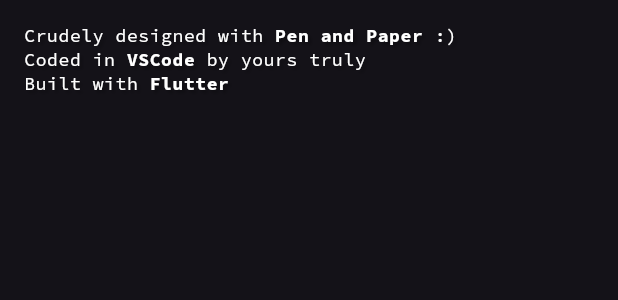
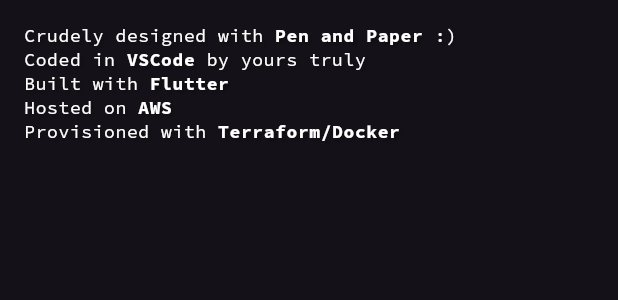
Before and after one commit to Nevelin-W/portfolio, a Flutter app: the FooterSection widget shown alone on an empty page, opened directly, on a phone screen of 412 x 824 dp. Shown: the top 300 px of the screen. Run offline on Flutter 3.47's test engine with Material 3 defaults, Android fonts, the phone set to English and light mode, and no system bars; our stand-ins replace animated_text_kit, font_awesome_flutter, google_fonts; missing offline and left inert: dart:html.

Commit message:
footer update project item update

```diff
--- a/myportfolio/lib/main_page/scroll_column/footer_section/footer_section.dart
+++ b/myportfolio/lib/main_page/scroll_column/footer_section/footer_section.dart
@@ -74,7 +74,57 @@ class FooterSection extends StatelessWidget {
               ),
             ),
             TextSpan(
-              text: "Flutter",
+              text: "Flutter\n",
+              style: theme.textTheme.bodySmall!.copyWith(
+                fontWeight: FontWeight.w700,
+                shadows: [
+                  Shadow(
+                    blurRadius: 2,
+                    color: Colors.black.withOpacity(0.3),
+                    offset: const Offset(2.0, 2.0),
+                  ),
+                ],
+              ),
+            ),
+            TextSpan(
+              text: "Hosted on ",
+              style: theme.textTheme.bodySmall!.copyWith(
+                shadows: [
+                  Shadow(
+                    blurRadius: 2,
+                    color: Colors.black.withOpacity(0.3),
+                    offset: const Offset(2.0, 2.0),
+                  ),
+                ],
+              ),
+            ),
+            TextSpan(
+              text: "AWS\n",
+              style: theme.textTheme.bodySmall!.copyWith(
+                fontWeight: FontWeight.w700,
+                shadows: [
+                  Shadow(
+                    blurRadius: 2,
+                    color: Colors.black.withOpacity(0.3),
+                    offset: const Offset(2.0, 2.0),
+                  ),
+                ],
+              ),
+            ),
+            TextSpan(
+              text: "Provisioned with ",
+              style: theme.textTheme.bodySmall!.copyWith(
+                shadows: [
+                  Shadow(
+                    blurRadius: 2,
+                    color: Colors.black.withOpacity(0.3),
+                    offset: const Offset(2.0, 2.0),
+                  ),
+                ],
+              ),
+            ),
+            TextSpan(
+              text: "Terraform/Docker",
               style: theme.textTheme.bodySmall!.copyWith(
                 fontWeight: FontWeight.w700,
                 shadows: [
--- a/myportfolio/lib/main_page/scroll_column/project_section/project_section.dart
+++ b/myportfolio/lib/main_page/scroll_column/project_section/project_section.dart
@@ -17,7 +17,7 @@ class ProjectSection extends StatelessWidget {
 • Implemented a responsive design with custom animations and transitions.
 • Integrated a contact form and portfolio sections.
 ''',
-          techList: ['Flutter', 'Dart'],
+          techList: ['Flutter', 'Dart', 'AWS, Terraform', 'Docker', 'GitHub CI/CD'],
           url: 'https://github.com/Nevelin-W/portfolio', // Replace with actual URL
         ),
         SizedBox(height: 10),
--- a/myportfolio/lib/main_page/scroll_column/scroll_column.dart
+++ b/myportfolio/lib/main_page/scroll_column/scroll_column.dart
@@ -30,7 +30,6 @@ class ScrollColumn extends StatelessWidget {
           key: experienceKey,
           child: const ExperienceSection(),
         ),
-        const SizedBox(height: 10),
         const ResumeButton(),
         const SizedBox(height: 100),
         // Projects Section
```
